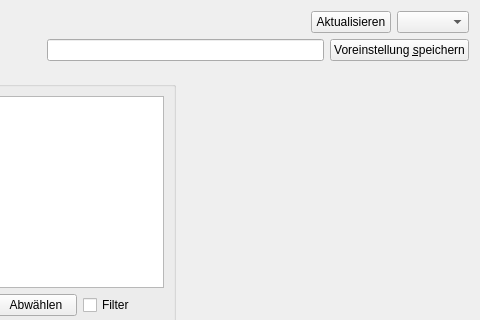
Before: the Qt Designer form ui/reports/verprobungReport.ui in flurl/lagerManager, drawn with Qt 5; both pictures show x 401 to 881 and y 0 to 320 of the 881 by 549 pixel window.
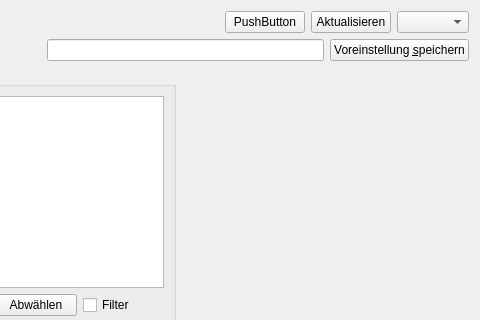
After: the same form once the commit is applied. Custom widgets are drawn as their Qt base class.

Commit message: verprobung report wieder zum funktionieren gebracht V#1086

```diff
--- a/ui/reports/verprobungReport.ui
+++ b/ui/reports/verprobungReport.ui
@@ -29,6 +29,13 @@
        </property>
       </spacer>
      </item>
+     <item>
+      <widget class="QPushButton" name="pushButton_export">
+       <property name="text">
+        <string>PushButton</string>
+       </property>
+      </widget>
+     </item>
      <item>
       <widget class="QPushButton" name="pushButton_refresh">
        <property name="text">
```
The commit also changes 2 other files.
